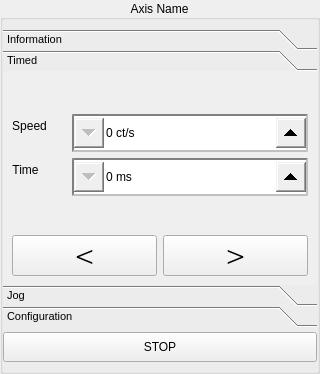
Above: views/axis_manual_control.ui from luis-banuelos-chacon/trolleyTester before the change. Below: the same form after it.
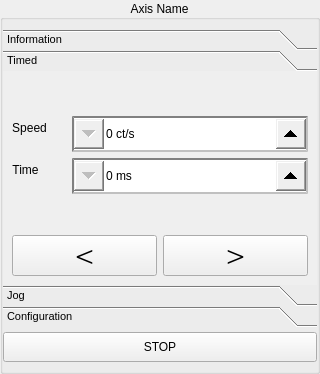
That is the form after the change.

The edit to the form file:
```diff
--- a/views/axis_manual_control.ui
+++ b/views/axis_manual_control.ui
@@ -25,7 +25,7 @@
 	qproperty-minimum: 0;
 	qproperty-singleStep: 1;
 	border: 2px inset grey;
-	min-height: 34px;
+	min-height: 32px;
 }
 QSpinBox::up-button {
 	subcontrol-position: right;
```
